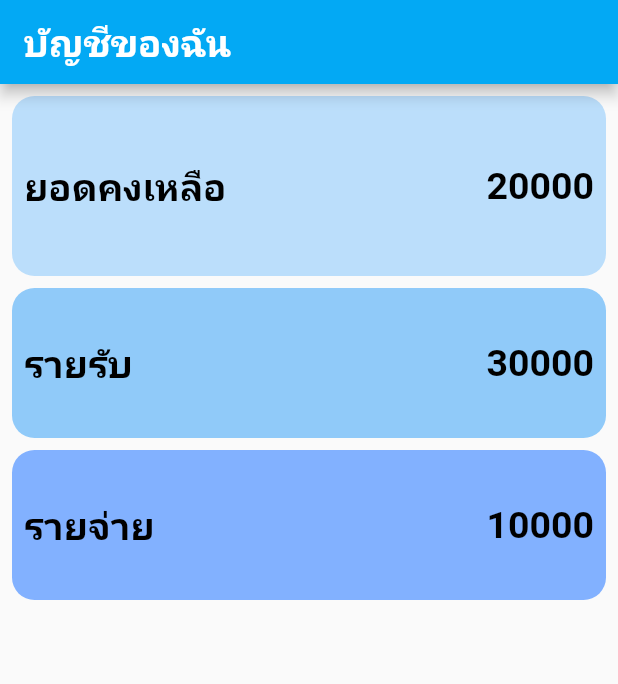
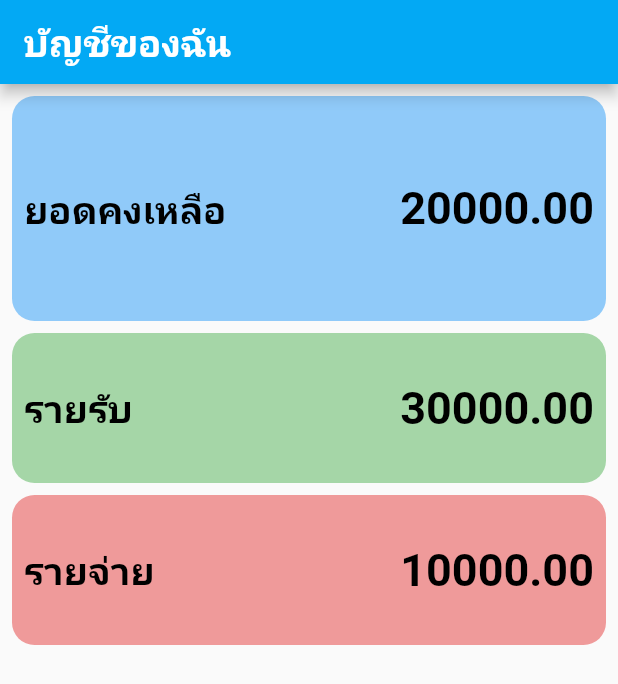
Before and after one commit to Phuthinan/flutter-practicing, a Flutter app: the screen it shows after launch, on a phone screen of 412 x 824 dp. Shown: the top 684 px of the screen. Run offline on Flutter 3.47's test engine with Material 2 defaults, Android fonts, the phone set to English and light mode, and no system bars.

Commit message:
write Widget Prototype

```diff
--- /dev/null
+++ b/ledger/lib/MoneyBox.dart
@@ -0,0 +1,44 @@
+import 'package:flutter/material.dart';
+
+//สร้าง widget ต้นแบบ
+
+class MoneyBox extends StatelessWidget {
+  String title;
+  double amount;
+  Color colorbox;
+  double size;
+
+  MoneyBox(this.title, this.amount, this.colorbox, this.size);
+
+  @override
+  Widget build(BuildContext context) {
+    return Container(
+      padding: const EdgeInsets.all(8.0),
+      decoration: BoxDecoration(
+          color: colorbox,
+          //กำหนดความโค้ง
+          borderRadius: BorderRadius.circular(15)),
+      height: size,
+      child: Row(
+        crossAxisAlignment: CrossAxisAlignment.center,
+        children: [
+          Text(
+            title,
+            style: TextStyle(
+                fontSize: 25, color: Colors.black, fontWeight: FontWeight.bold),
+          ),
+          Expanded(
+            child: Text(
+              amount.toStringAsFixed(2),
+              style: TextStyle(
+                  fontSize: 30,
+                  color: Colors.black,
+                  fontWeight: FontWeight.bold),
+              textAlign: TextAlign.right,
+            ),
+          )
+        ],
+      ),
+    );
+  }
+}
--- a/ledger/lib/main.dart
+++ b/ledger/lib/main.dart
@@ -1,4 +1,5 @@
 import 'package:flutter/material.dart';
+import 'MoneyBox.dart';
 
 void main() {
   runApp(MyApp());
@@ -44,100 +45,15 @@ class _myHomePageState extends State<myHomePage>
           padding: const EdgeInsets.all(8.0),
           child: Column(
             children: [
-              Container(
-                padding: const EdgeInsets.all(8.0),
-                decoration: BoxDecoration(
-                    color: Colors.blue.shade100,
-                    //กำหนดความโค้ง
-                    borderRadius: BorderRadius.circular(15)),
-                height: 120,
-                child: Row(
-                  crossAxisAlignment: CrossAxisAlignment.center,
-                  children: [
-                    Text(
-                      "ยอดคงเหลือ",
-                      style: TextStyle(
-                          fontSize: 25,
-                          color: Colors.black,
-                          fontWeight: FontWeight.bold),
-                    ),
-                    Expanded(
-                      child: Text(
-                        "20000",
-                        style: TextStyle(
-                            fontSize: 25,
-                            color: Colors.black,
-                            fontWeight: FontWeight.bold),
-                        textAlign: TextAlign.right,
-                      ),
-                    )
-                  ],
-                ),
-              ),
+              MoneyBox("ยอดคงเหลือ", 20000, Colors.blue.shade200, 150),
               SizedBox(
                 height: 8,
               ),
-              Container(
-                padding: const EdgeInsets.all(8.0),
-                decoration: BoxDecoration(
-                    color: Colors.blue.shade200,
-                    //กำหนดความโค้ง
-                    borderRadius: BorderRadius.circular(15)),
-                height: 100,
-                child: Row(
-                  children: [
-                    Text(
-                      "รายรับ",
-                      style: TextStyle(
-                          fontSize: 25,
-                          color: Colors.black,
-                          fontWeight: FontWeight.bold),
-                    ),
-                    Expanded(
-                      child: Text(
-                        "30000",
-                        style: TextStyle(
-                            fontSize: 25,
-                            color: Colors.black,
-                            fontWeight: FontWeight.bold),
-                        textAlign: TextAlign.right,
-                      ),
-                    )
-                  ],
-                ),
-              ),
+              MoneyBox("รายรับ", 30000, Colors.green.shade200, 100),
               SizedBox(
                 height: 8,
               ),
-              Container(
-                padding: const EdgeInsets.all(8.0),
-                decoration: BoxDecoration(
-                    color: Colors.blueAccent.shade100,
-                    //กำหนดความโค้ง
-                    borderRadius: BorderRadius.circular(15)),
-                height: 100,
-                child: Row(
-                  children: [
-                    Text(
-                      "รายจ่าย",
-                      style: TextStyle(
-                          fontSize: 25,
-                          color: Colors.black,
-                          fontWeight: FontWeight.bold),
-                    ),
-                    Expanded(
-                      child: Text(
-                        "10000",
-                        style: TextStyle(
-                            fontSize: 25,
-                            color: Colors.black,
-                            fontWeight: FontWeight.bold),
-                        textAlign: TextAlign.right,
-                      ),
-                    )
-                  ],
-                ),
-              ),
+              MoneyBox("รายจ่าย", 10000, Colors.red.shade200, 100),
             ],
           ),
         ));
```
